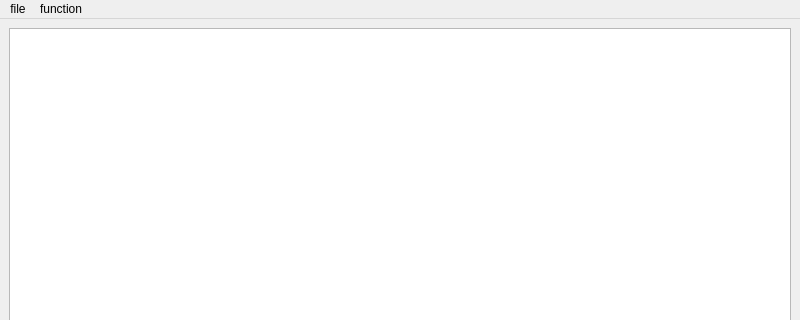
The window that include/mainwindow.ui (93mmm/plotting) describes before a commit, drawn with Qt 5; both pictures show x 0 to 800 and y 0 to 320 of the 800 by 600 pixel window.
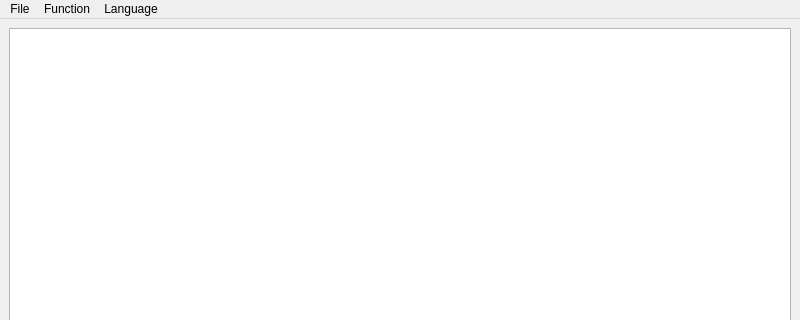
The same window after the commit.

Commit message: language change available

Diff of the .ui file:
```diff
--- a/include/mainwindow.ui
+++ b/include/mainwindow.ui
@@ -41,7 +41,7 @@
    </property>
    <widget class="QMenu" name="menufile">
     <property name="title">
-     <string>file</string>
+     <string>File</string>
     </property>
     <addaction name="actionSave"/>
     <addaction name="actionSave_As"/>
@@ -50,12 +50,20 @@
    </widget>
    <widget class="QMenu" name="menufunction">
     <property name="title">
-     <string>function</string>
+     <string>Function</string>
     </property>
     <addaction name="actionPlot_Graph"/>
    </widget>
+   <widget class="QMenu" name="menulanguage">
+    <property name="title">
+     <string>Language</string>
+    </property>
+    <addaction name="actionRussianLanguageSelect"/>
+    <addaction name="actionEnglishLanguageSelect"/>
+   </widget>
    <addaction name="menufile"/>
    <addaction name="menufunction"/>
+   <addaction name="menulanguage"/>
   </widget>
   <widget class="QStatusBar" name="statusbar"/>
   <action name="actionPlot_Graph">
```
Left out of the diff: 10 changed lines with no effect on the pictures. The commit also changes 7 other files.
